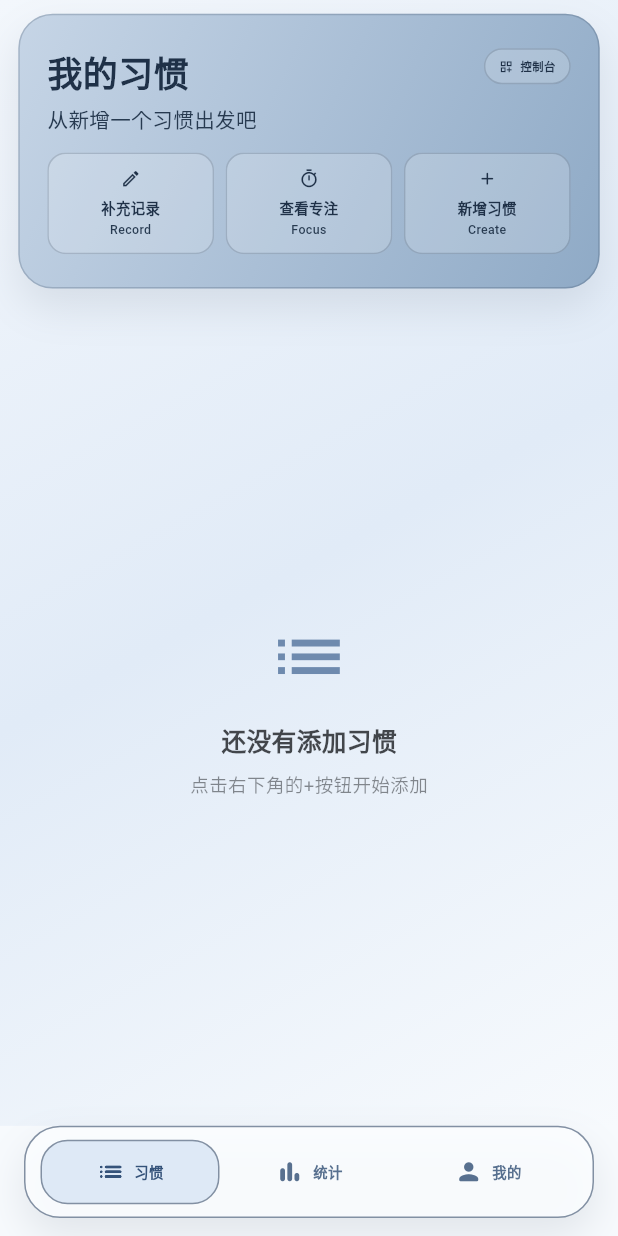
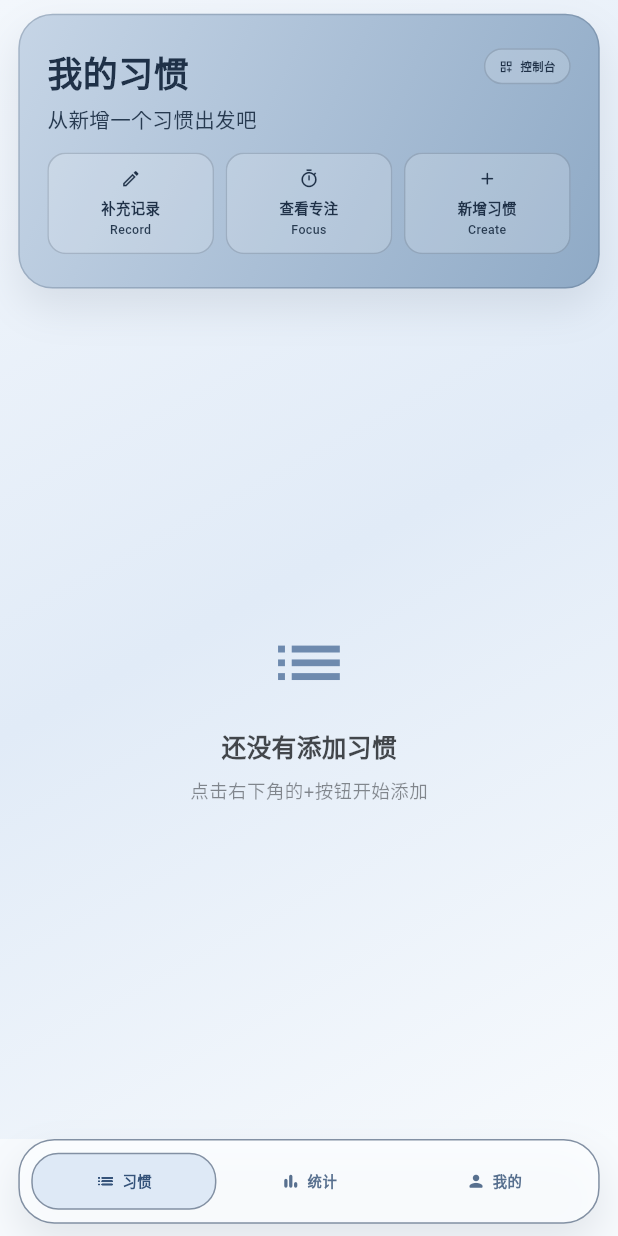
Before and after one commit to MingweiYan/Contrail, a Flutter app: the screen it shows after launch, on a phone screen of 412 x 824 dp. Run offline on Flutter 3.47's test engine with Material 3 defaults, Android fonts, the phone set to English and light mode, and no system bars; our stand-ins replace device_info_plus, file_picker, fl_chart, flutter_colorpicker, flutter_local_notifications, flutter_screenutil and 13 more; missing offline and left inert: flutter_background_service, flutter_quill, saf, workmanager; accounts and stored records are empty.

Commit message:
fix: use full viewport layout on web

```diff
--- a/lib/navigation/main_tab_page.dart
+++ b/lib/navigation/main_tab_page.dart
@@ -2,8 +2,9 @@ import 'package:flutter/material.dart';
 import 'package:contrail/features/habit/presentation/pages/habit_management_page.dart';
 import 'package:contrail/features/statistics/presentation/pages/statistics_page.dart';
 import 'package:contrail/features/profile/presentation/pages/profile_page.dart';
-import 'package:contrail/shared/layout/adaptive_navigation_scaffold.dart';
+import 'package:contrail/shared/utils/page_layout_constants.dart';
 import 'package:contrail/shared/utils/theme_helper.dart';
+import 'package:flutter_screenutil/flutter_screenutil.dart';
 
 class MainTabPage extends StatefulWidget {
   const MainTabPage({super.key});
@@ -43,19 +44,97 @@ class _MainTabPageState extends State<MainTabPage> {
   @override
   Widget build(BuildContext context) {
     final decoration = ThemeHelper.generateBackgroundDecoration(context);
-    const items = <AdaptiveNavigationItem>[
-      AdaptiveNavigationItem(icon: Icons.list_rounded, label: '习惯'),
-      AdaptiveNavigationItem(icon: Icons.bar_chart_rounded, label: '统计'),
-      AdaptiveNavigationItem(icon: Icons.person_rounded, label: '我的'),
+    final visualTheme = ThemeHelper.visualTheme(context);
+    const items = <({IconData icon, String label})>[
+      (icon: Icons.list_rounded, label: '习惯'),
+      (icon: Icons.bar_chart_rounded, label: '统计'),
+      (icon: Icons.person_rounded, label: '我的'),
     ];
 
-    return AdaptiveNavigationScaffold(
-      selectedIndex: _selectedIndex,
-      onDestinationSelected: _onItemTapped,
-      items: items,
-      body: Container(
-        decoration: decoration,
-        child: _pages.elementAt(_selectedIndex),
+    return Scaffold(
+      body: SafeArea(
+        bottom: false,
+        child: Container(
+          width: double.infinity,
+          height: double.infinity,
+          decoration: decoration,
+          child: _pages.elementAt(_selectedIndex),
+        ),
+      ),
+      bottomNavigationBar: SafeArea(
+        top: false,
+        child: Padding(
+          padding: EdgeInsets.fromLTRB(16.w, 0, 16.w, 12.h),
+          child: Container(
+            padding: EdgeInsets.symmetric(
+              horizontal: 10.w,
+              vertical: AppTypographyConstants.bottomNavBarVerticalPadding,
+            ),
+            decoration: ThemeHelper.navigationDecoration(context),
+            child: Row(
+              children: List.generate(items.length, (index) {
+                final item = items[index];
+                final isSelected = _selectedIndex == index;
+                return Expanded(
+                  child: Semantics(
+                    button: true,
+                    selected: isSelected,
+                    label: item.label,
+                    child: InkWell(
+                      onTap: () => _onItemTapped(index),
+                      borderRadius: BorderRadius.circular(18.r),
+                      child: AnimatedContainer(
+                        duration: const Duration(milliseconds: 220),
+                        padding: EdgeInsets.symmetric(
+                          horizontal: 8.w,
+                          vertical: AppTypographyConstants
+                              .bottomNavItemVerticalPadding,
+                        ),
+                        decoration: isSelected
+                            ? ThemeHelper.selectedNavigationItemDecoration(
+                                context,
+                              )
+                            : BoxDecoration(
+                                borderRadius: BorderRadius.circular(18.r),
+                              ),
+                        child: Row(
+                          mainAxisAlignment: MainAxisAlignment.center,
+                          children: [
+                            Icon(
+                              item.icon,
+                              size: ScreenUtil().setSp(19),
+                              color: isSelected
+                                  ? visualTheme.navSelectedForeground
+                                  : visualTheme.navUnselectedForeground,
+                            ),
+                            SizedBox(width: 6.w),
+                            Flexible(
+                              child: Text(
+                                item.label,
+                                maxLines: 1,
+                                overflow: TextOverflow.ellipsis,
+                                style: TextStyle(
+                                  fontSize: AppTypographyConstants
+                                      .bottomNavLabelFontSize,
+                                  fontWeight: isSelected
+                                      ? FontWeight.w800
+                                      : FontWeight.w600,
+                                  color: isSelected
+                                      ? visualTheme.navSelectedForeground
+                                      : visualTheme.navUnselectedForeground,
+                                ),
+                              ),
+                            ),
+                          ],
+                        ),
+                      ),
+                    ),
+                  ),
+                );
+              }),
+            ),
+          ),
+        ),
       ),
     );
   }
--- a/lib/shared/layout/adaptive_navigation_scaffold.dart
+++ /dev/null
@@ -1,194 +0,0 @@
-import 'package:flutter/material.dart';
-import 'package:contrail/shared/layout/responsive_layout.dart';
-import 'package:contrail/shared/utils/page_layout_constants.dart';
-import 'package:contrail/shared/utils/theme_helper.dart';
-
-class AdaptiveNavigationItem {
-  const AdaptiveNavigationItem({required this.icon, required this.label});
-
-  final IconData icon;
-  final String label;
-}
-
-/// A shared application shell that changes navigation chrome, not pages.
-///
-/// Compact windows keep the mobile bottom bar. Wider windows expose a rail so
-/// the content can use the available vertical space while retaining the same
-/// page widgets and state.
-class AdaptiveNavigationScaffold extends StatelessWidget {
-  const AdaptiveNavigationScaffold({
-    super.key,
-    required this.body,
-    required this.items,
-    required this.selectedIndex,
-    required this.onDestinationSelected,
-  });
-
-  static const bottomNavigationKey = Key('adaptive-bottom-navigation');
-  static const navigationRailKey = Key('adaptive-navigation-rail');
-
-  final Widget body;
-  final List<AdaptiveNavigationItem> items;
-  final int selectedIndex;
-  final ValueChanged<int> onDestinationSelected;
-
-  @override
-  Widget build(BuildContext context) {
-    assert(items.isNotEmpty);
-    assert(selectedIndex >= 0 && selectedIndex < items.length);
-
-    return LayoutBuilder(
-      builder: (context, constraints) {
-        if (ResponsiveLayout.usesExpandedNavigation(constraints.maxWidth)) {
-          return _buildExpanded(context, constraints.maxWidth);
-        }
-        return _buildCompact(context);
-      },
-    );
-  }
-
-  Widget _buildExpanded(BuildContext context, double width) {
-    final visualTheme = ThemeHelper.visualTheme(context);
-    final isExtended = ResponsiveLayout.usesExtendedNavigation(width);
-
-    return Scaffold(
-      body: SafeArea(
-        child: Row(
-          children: [
-            Padding(
-              padding: const EdgeInsets.fromLTRB(12, 12, 0, 12),
-              child: Container(
-                decoration: ThemeHelper.navigationDecoration(context),
-                clipBehavior: Clip.antiAlias,
-                child: NavigationRail(
-                  key: navigationRailKey,
-                  extended: isExtended,
-                  minWidth: 72,
-                  minExtendedWidth: 208,
-                  groupAlignment: -0.72,
-                  backgroundColor: Colors.transparent,
-                  selectedIndex: selectedIndex,
-                  onDestinationSelected: onDestinationSelected,
-                  labelType: isExtended
-                      ? NavigationRailLabelType.none
-                      : NavigationRailLabelType.selected,
-                  indicatorColor: visualTheme.navSelectedBackground,
-                  selectedIconTheme: IconThemeData(
-                    color: visualTheme.navSelectedForeground,
-                    size: 22,
-                  ),
-                  unselectedIconTheme: IconThemeData(
-                    color: visualTheme.navUnselectedForeground,
-                    size: 22,
-                  ),
-                  selectedLabelTextStyle: TextStyle(
-                    color: visualTheme.navSelectedForeground,
-                    fontSize: AppTypographyConstants.bottomNavLabelFontSize,
-                    fontWeight: FontWeight.w800,
-                  ),
-                  unselectedLabelTextStyle: TextStyle(
-                    color: visualTheme.navUnselectedForeground,
-                    fontSize: AppTypographyConstants.bottomNavLabelFontSize,
-                    fontWeight: FontWeight.w600,
-                  ),
-                  destinations: [
-                    for (final item in items)
-                      NavigationRailDestination(
-                        icon: Icon(item.icon),
-                        label: Text(item.label),
-                      ),
-                  ],
-                ),
-              ),
-            ),
-            Expanded(child: ResponsivePageFrame(child: body)),
-          ],
-        ),
-      ),
-    );
-  }
-
-  Widget _buildCompact(BuildContext context) {
-    final visualTheme = ThemeHelper.visualTheme(context);
-
-    return Scaffold(
-      body: SafeArea(bottom: false, child: body),
-      bottomNavigationBar: SafeArea(
-        top: false,
-        child: Padding(
-          padding: const EdgeInsets.fromLTRB(16, 0, 16, 12),
-          child: Container(
-            key: bottomNavigationKey,
-            padding: EdgeInsets.symmetric(
-              horizontal: 10,
-              vertical: AppTypographyConstants.bottomNavBarVerticalPadding,
-            ),
-            decoration: ThemeHelper.navigationDecoration(context),
-            child: Row(
-              children: List.generate(items.length, (index) {
-                final item = items[index];
-                final isSelected = selectedIndex == index;
-                return Expanded(
-                  child: Semantics(
-                    button: true,
-                    selected: isSelected,
-                    label: item.label,
-                    child: InkWell(
-                      onTap: () => onDestinationSelected(index),
-                      borderRadius: BorderRadius.circular(18),
-                      child: AnimatedContainer(
-                        duration: const Duration(milliseconds: 220),
-                        padding: EdgeInsets.symmetric(
-                          horizontal: 8,
-                          vertical: AppTypographyConstants
-                              .bottomNavItemVerticalPadding,
-                        ),
-                        decoration: isSelected
-                            ? ThemeHelper.selectedNavigationItemDecoration(
-                                context,
-                              )
-                            : BoxDecoration(
-                                borderRadius: BorderRadius.circular(18),
-                              ),
-                        child: Row(
-                          mainAxisAlignment: MainAxisAlignment.center,
-                          children: [
-                            Icon(
-                              item.icon,
-                              size: 19,
-                              color: isSelected
-                                  ? visualTheme.navSelectedForeground
-                                  : visualTheme.navUnselectedForeground,
-                            ),
-                            const SizedBox(width: 6),
-                            Flexible(
-                              child: Text(
-                                item.label,
-                                maxLines: 1,
-                                overflow: TextOverflow.ellipsis,
-                                style: TextStyle(
-                                  fontSize: AppTypographyConstants
-                                      .bottomNavLabelFontSize,
-                                  fontWeight: isSelected
-                                      ? FontWeight.w800
-                                      : FontWeight.w600,
-                                  color: isSelected
-                                      ? visualTheme.navSelectedForeground
-                                      : visualTheme.navUnselectedForeground,
-                                ),
-                              ),
-                            ),
-                          ],
-                        ),
-                      ),
-                    ),
-                  ),
-                );
-              }),
-            ),
-          ),
-        ),
-      ),
-    );
-  }
-}
--- a/lib/shared/layout/responsive_layout.dart
+++ b/lib/shared/layout/responsive_layout.dart
@@ -1,22 +1,9 @@
 import 'package:flutter/material.dart';
 
-/// Shared responsive rules for phones, tablets, desktop browsers and windows.
-///
-/// The application keeps one widget tree for every platform. These constants
-/// only decide how much room that tree may use and which navigation chrome is
-/// appropriate for the available width.
+/// Shared viewport-scaling rules for phones and wider browser windows.
 abstract final class ResponsiveLayout {
-  static const double compactNavigationBreakpoint = 840;
-  static const double extendedNavigationBreakpoint = 1180;
   static const double screenUtilScalingBreakpoint = 600;
-  static const double primaryContentMaxWidth = 1040;
   static const double trackingClockMaxDiameter = 520;
-
-  static bool usesExpandedNavigation(double width) =>
-      width >= compactNavigationBreakpoint;
-
-  static bool usesExtendedNavigation(double width) =>
-      width >= extendedNavigationBreakpoint;
 
   /// ScreenUtil remains useful for compact phones, but scaling a 540 dp
   /// design to a wide browser window would make every font and gap enormous.
@@ -28,27 +15,3 @@ abstract final class ResponsiveLayout {
     return proposed.clamp(0, trackingClockMaxDiameter).toDouble();
   }
 }
-
-/// Centers a shared page implementation on wide viewports without creating a
-/// second desktop/Web page.
-class ResponsivePageFrame extends StatelessWidget {
-  const ResponsivePageFrame({
-    super.key,
-    required this.child,
-    this.maxWidth = ResponsiveLayout.primaryContentMaxWidth,
-  });
-
-  final Widget child;
-  final double maxWidth;
-
-  @override
-  Widget build(BuildContext context) {
-    return Align(
-      alignment: Alignment.topCenter,
-      child: ConstrainedBox(
-        constraints: BoxConstraints(maxWidth: maxWidth),
-        child: SizedBox(width: double.infinity, child: child),
-      ),
-    );
-  }
-}
```
Also changed, not shown: 2 other files.
